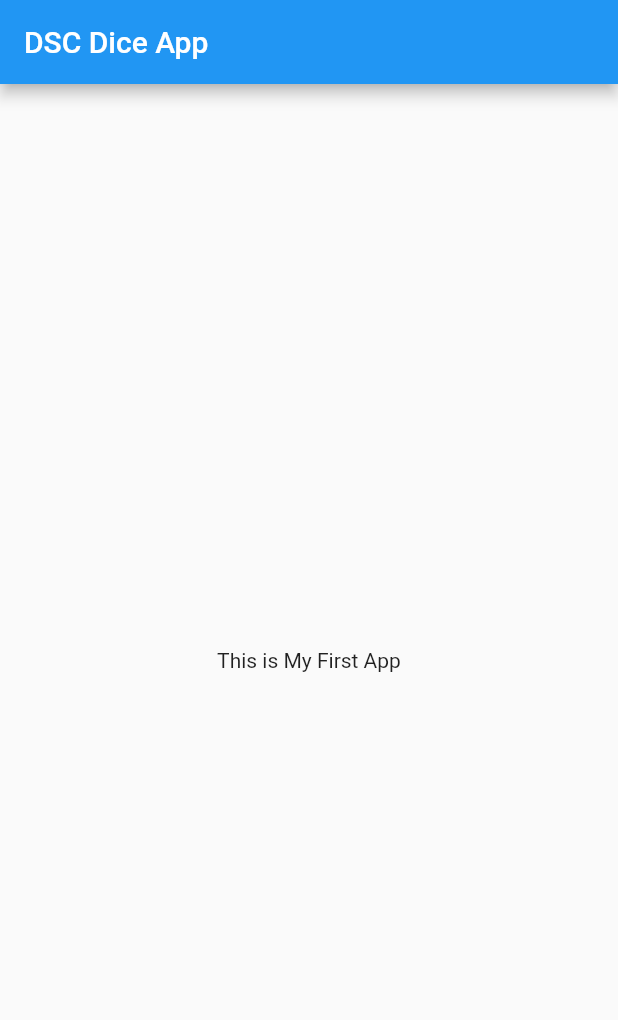
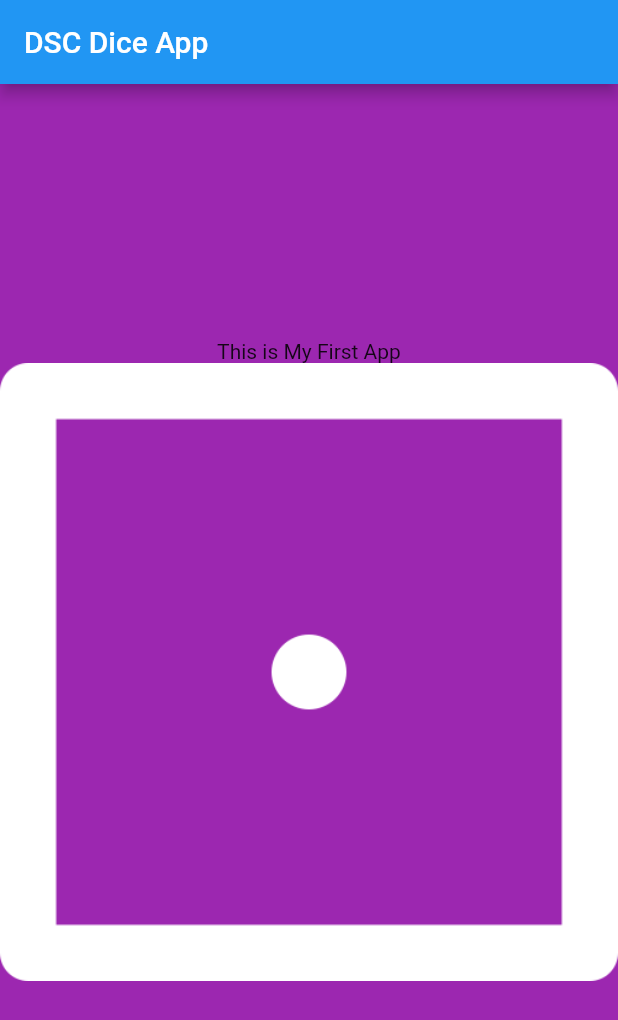
Before and after one commit to AdityaBirangal/dice_app_workshop, a Flutter app: the screen it shows after launch, on a phone screen of 412 x 824 dp. Shown: the top 1020 px of the screen. Run offline on Flutter 3.47's test engine with Material 2 defaults, Android fonts, the phone set to English and light mode, and no system bars.

```diff
--- a/lib/main.dart
+++ b/lib/main.dart
@@ -4,6 +4,7 @@ void main() {
   return runApp(
     MaterialApp(
       home: Scaffold(
+        backgroundColor: Colors.purple,
         appBar: AppBar(
           title: Text("DSC Dice App"),
         ),
@@ -26,6 +27,7 @@ class _DicePageState extends State<DicePage> {
         mainAxisAlignment: MainAxisAlignment.center,
         children: <Widget>[
           Text("This is My First App"),
+          Image.asset("images/dice1.png")
         ],
       ),
     );
```
